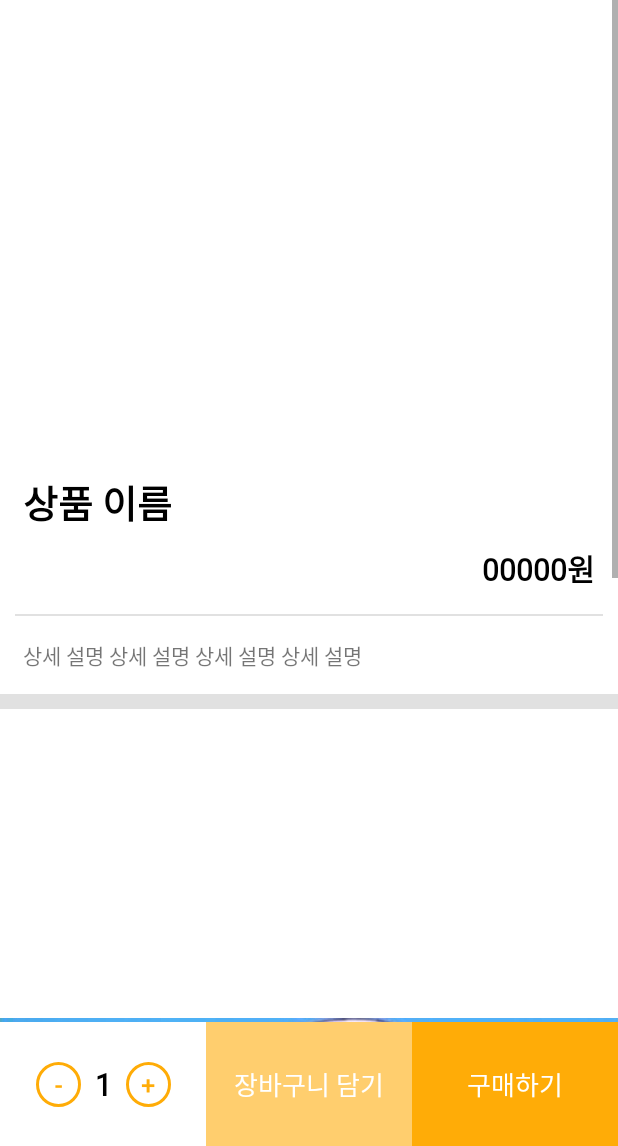
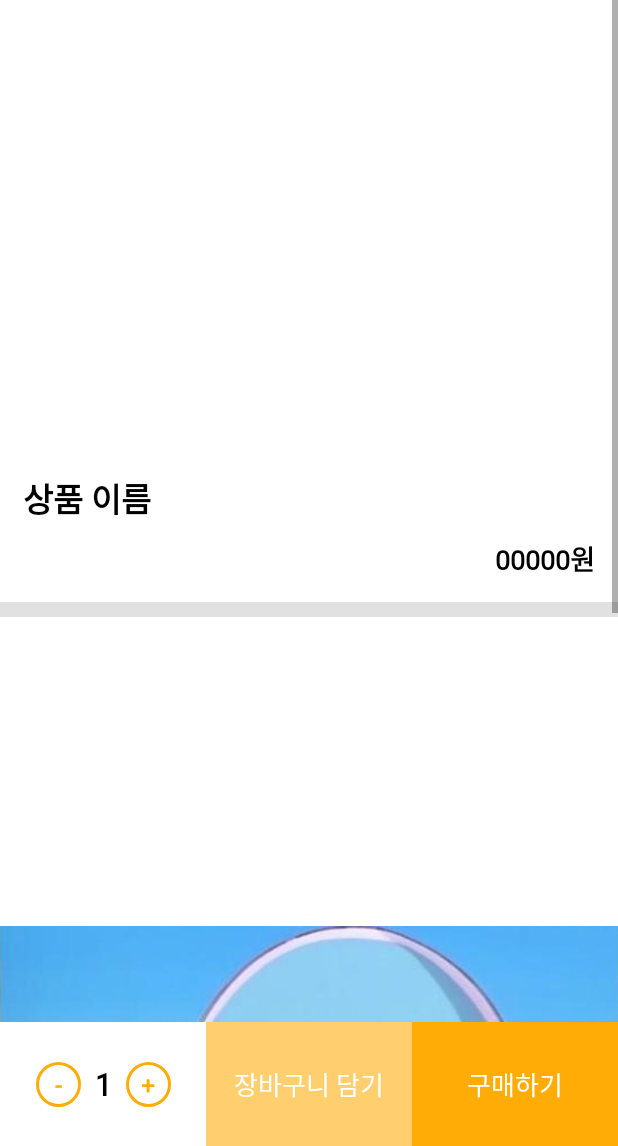
Before and after one commit to 2021-SMHRD-KDT-AI-6/Gaericature-, an Android app: the PurchaseDetail screen opened directly, with no data from a screen before it, on a phone screen of 412 x 824 dp, the part 90-1236 px from its top. Run offline under Robolectric (Android 15) with nearby library versions, the light colour scheme and no system bars.

Commit message:
에러 수정

```diff
--- a/app/src/main/java/com/example/project/Activity/BeginActivity.java
+++ b/app/src/main/java/com/example/project/Activity/BeginActivity.java
@@ -34,7 +34,7 @@ public class BeginActivity extends AppCompatActivity {
 
     EditText edId, edPw;
     Button btnLogin, btnSignUp;
-    String url = "http://172.30.1.12:5000";
+    String url = "http://192.168.0.115:5000";
 
     @Override
     protected void onCreate(Bundle savedInstanceState) {
--- a/app/src/main/res/layout/activity_purchase_detail.xml
+++ b/app/src/main/res/layout/activity_purchase_detail.xml
@@ -72,7 +72,7 @@
                     android:layout_marginTop="15dp"
                     android:text="상품 이름"
                     android:textColor="@color/black"
-                    android:textSize="25dp"
+                    android:textSize="22dp"
                     android:textStyle="bold"
                     app:layout_constraintStart_toStartOf="parent"
                     app:layout_constraintTop_toBottomOf="@+id/imgPurchase" />
@@ -85,32 +85,32 @@
                     android:layout_marginEnd="15dp"
                     android:text="00000원"
                     android:textColor="@color/black"
-                    android:textSize="20dp"
+                    android:textSize="18dp"
                     android:textStyle="bold"
                     app:layout_constraintEnd_toEndOf="parent"
                     app:layout_constraintTop_toBottomOf="@+id/tvName" />
 
-                <View
-                    android:id="@+id/view2"
-                    android:layout_width="match_parent"
-                    android:layout_height="2px"
-                    android:layout_marginStart="10dp"
-                    android:layout_marginTop="15dp"
-                    android:layout_marginEnd="10dp"
-                    android:background="#59AAAAAA"
-                    app:layout_constraintEnd_toEndOf="parent"
-                    app:layout_constraintHorizontal_bias="0.0"
-                    app:layout_constraintStart_toStartOf="parent"
-                    app:layout_constraintTop_toBottomOf="@+id/tvPrice" />
+<!--                <View-->
+<!--                    android:id="@+id/view2"-->
+<!--                    android:layout_width="match_parent"-->
+<!--                    android:layout_height="2px"-->
+<!--                    android:layout_marginStart="10dp"-->
+<!--                    android:layout_marginTop="15dp"-->
+<!--                    android:layout_marginEnd="10dp"-->
+<!--                    android:background="#59AAAAAA"-->
+<!--                    app:layout_constraintEnd_toEndOf="parent"-->
+<!--                    app:layout_constraintHorizontal_bias="0.0"-->
+<!--                    app:layout_constraintStart_toStartOf="parent"-->
+<!--                    app:layout_constraintTop_toBottomOf="@+id/tvPrice" />-->
 
-                <TextView
-                    android:id="@+id/tvContent"
-                    android:layout_width="wrap_content"
-                    android:layout_height="wrap_content"
-                    android:layout_marginTop="15dp"
-                    android:text="상세 설명 상세 설명 상세 설명 상세 설명"
-                    app:layout_constraintStart_toStartOf="@+id/tvName"
-                    app:layout_constraintTop_toBottomOf="@+id/view2" />
+<!--                <TextView-->
+<!--                    android:id="@+id/tvContent"-->
+<!--                    android:layout_width="wrap_content"-->
+<!--                    android:layout_height="wrap_content"-->
+<!--                    android:layout_marginTop="15dp"-->
+<!--                    android:text="상세 설명 상세 설명 상세 설명 상세 설명"-->
+<!--                    app:layout_constraintStart_toStartOf="@+id/tvName"-->
+<!--                    app:layout_constraintTop_toBottomOf="@+id/view2" />-->
 
                 <View
                     android:id="@+id/view"
@@ -121,7 +121,7 @@
                     app:layout_constraintEnd_toEndOf="parent"
                     app:layout_constraintHorizontal_bias="0.0"
                     app:layout_constraintStart_toStartOf="parent"
-                    app:layout_constraintTop_toBottomOf="@+id/tvContent" />
+                    app:layout_constraintTop_toBottomOf="@+id/tvPrice" />
 
                 <ImageView
                     android:id="@+id/imgDetail"
--- a/app/src/main/res/layout/cart2list.xml
+++ b/app/src/main/res/layout/cart2list.xml
@@ -21,7 +21,8 @@
 
     <TextView
         android:id="@+id/tvItemName"
-        android:layout_width="wrap_content"
+        android:ellipsize="end"
+        android:layout_width="150dp"
         android:layout_height="wrap_content"
         android:layout_marginStart="15dp"
         android:layout_marginTop="15dp"
--- a/app/src/main/res/layout/cartlist.xml
+++ b/app/src/main/res/layout/cartlist.xml
@@ -21,7 +21,8 @@
 
     <TextView
         android:id="@+id/tvItemName"
-        android:layout_width="wrap_content"
+        android:ellipsize="end"
+        android:layout_width="150dp"
         android:layout_height="wrap_content"
         android:layout_marginStart="15dp"
         android:layout_marginTop="15dp"
--- a/app/src/main/res/layout/fragment_mypage.xml
+++ b/app/src/main/res/layout/fragment_mypage.xml
@@ -198,9 +198,9 @@
 
                 <ImageView
                     android:id="@+id/imgCorr"
-                    android:layout_width="30dp"
-                    android:layout_height="30dp"
-                    android:layout_marginStart="15dp"
+                    android:layout_width="15dp"
+                    android:layout_height="15dp"
+                    android:layout_marginStart="10dp"
                     android:src="@drawable/correction"
                     app:layout_constraintBottom_toBottomOf="@+id/tvNickname"
                     app:layout_constraintStart_toEndOf="@+id/tvNickname"
```
Also changed, not shown: app/src/main/java/com/example/project/Activity/CharNickPopup.java (+15 -0 lines), app/src/main/java/com/example/project/Activity/ProfilePopup.java (+9 -0 lines), app/src/main/java/com/example/project/Activity/PurchaseDetail.java (+15 -19 lines).
